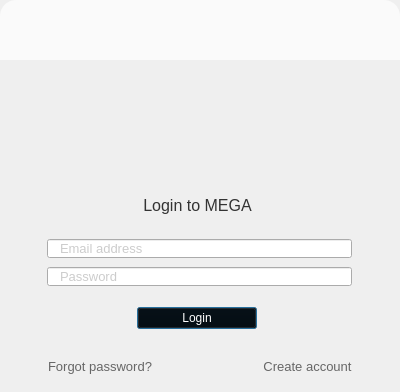
First picture: the form in src/MEGASync/gui/macx/GuestWidget.ui, repository meganz/MEGAsync, before the edit.
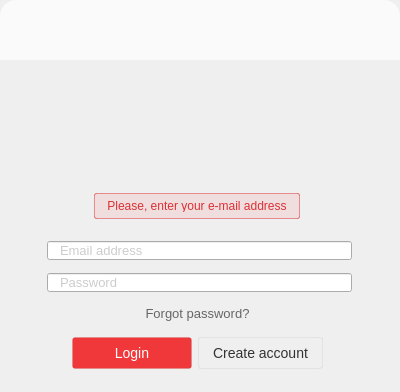
Second picture: the form after the edit. The open tabs and pages were chosen to show the change. Icons and pictures are not drawn.

Commit message: [UX] Add fadein fadeout animations to login and login2FA errors.

```diff
--- a/src/MEGASync/gui/macx/GuestWidget.ui
+++ b/src/MEGASync/gui/macx/GuestWidget.ui
@@ -46,7 +46,7 @@
 	border: none;
 }
 
-#lError, #lLoginError
+#lLogin2FAError, #lLoginErrors
 {
     border: 1px solid rgba(218,49,53,0.5);
     border-radius: 2px;
@@ -57,7 +57,7 @@
     color:  #DA3135;
 }
 
-#bCreateAccount, #bForgotPassword
+#bForgotPassword
 {
 	border: none;
 	color: #666666;
@@ -435,7 +435,7 @@
                  <number>0</number>
                 </property>
                 <item>
-                 <widget class="QWidget" name="wLoginErrors" native="true">
+                 <widget class="QStackedWidget" name="sLoginTitle">
                   <property name="minimumSize">
                    <size>
                     <width>0</width>
@@ -445,76 +445,90 @@
                   <property name="maximumSize">
                    <size>
                     <width>16777215</width>
-                    <height>73</height>
+                    <height>71</height>
                    </size>
                   </property>
-                  <layout class="QGridLayout" name="gridLayout">
-                   <item row="1" column="2">
-                    <spacer name="horizontalSpacer_23">
-                     <property name="orientation">
-                      <enum>Qt::Horizontal</enum>
-                     </property>
-                     <property name="sizeHint" stdset="0">
-                      <size>
-                       <width>40</width>
-                       <height>20</height>
-                      </size>
-                     </property>
-                    </spacer>
-                   </item>
-                   <item row="1" column="1">
-                    <widget class="QLabel" name="lLogin">
-                     <property name="minimumSize">
-                      <size>
-                       <width>0</width>
-                       <height>0</height>
-                      </size>
-                     </property>
-                     <property name="focusPolicy">
-                      <enum>Qt::NoFocus</enum>
-                     </property>
-                     <property name="styleSheet">
-                      <string notr="true">image: none;</string>
-                     </property>
-                     <property name="text">
-                      <string>Login to MEGA</string>
-                     </property>
-                     <property name="alignment">
-                      <set>Qt::AlignCenter</set>
-                     </property>
-                    </widget>
-                   </item>
-                   <item row="1" column="0">
-                    <spacer name="horizontalSpacer_22">
-                     <property name="orientation">
-                      <enum>Qt::Horizontal</enum>
-                     </property>
-                     <property name="sizeHint" stdset="0">
-                      <size>
-                       <width>40</width>
-                       <height>20</height>
-                      </size>
-                     </property>
-                    </spacer>
-                   </item>
-                   <item row="0" column="1">
-                    <spacer name="verticalSpacer_8">
-                     <property name="orientation">
-                      <enum>Qt::Vertical</enum>
-                     </property>
-                     <property name="sizeHint" stdset="0">
-                      <size>
-                       <width>20</width>
-                       <height>40</height>
-                      </size>
-                     </property>
-                    </spacer>
-                   </item>
-                  </layout>
+                  <property name="currentIndex">
+                   <number>1</number>
+                  </property>
+                  <widget class="QWidget" name="pLoginTitle">
+                   <property name="minimumSize">
+                    <size>
+                     <width>0</width>
+                     <height>0</height>
+                    </size>
+                   </property>
+                   <property name="styleSheet">
+                    <string notr="true">background: transparent;
+image: none;</string>
+                   </property>
+                   <layout class="QVBoxLayout" name="verticalLayout_17">
+                    <item alignment="Qt::AlignBottom">
+                     <widget class="QLabel" name="lLogin">
+                      <property name="minimumSize">
+                       <size>
+                        <width>0</width>
+                        <height>0</height>
+                       </size>
+                      </property>
+                      <property name="maximumSize">
+                       <size>
+                        <width>16777215</width>
+                        <height>16777215</height>
+                       </size>
+                      </property>
+                      <property name="focusPolicy">
+                       <enum>Qt::NoFocus</enum>
+                      </property>
+                      <property name="styleSheet">
+                       <string notr="true">image: none;</string>
+                      </property>
+                      <property name="text">
+                       <string>Login to MEGA</string>
+                      </property>
+                      <property name="alignment">
+                       <set>Qt::AlignCenter</set>
+                      </property>
+                     </widget>
+                    </item>
+                   </layout>
+                  </widget>
+                  <widget class="QWidget" name="pLoginErrors">
+                   <property name="styleSheet">
+                    <string notr="true">background: transparent;</string>
+                   </property>
+                   <layout class="QVBoxLayout" name="verticalLayout_18">
+                    <item alignment="Qt::AlignHCenter|Qt::AlignBottom">
+                     <widget class="QLabel" name="lLoginErrors">
+                      <property name="maximumSize">
+                       <size>
+                        <width>16777215</width>
+                        <height>26</height>
+                       </size>
+                      </property>
+                      <property name="styleSheet">
+                       <string notr="true">background-color: rgba(240,55,58,0.1);</string>
+                      </property>
+                      <property name="text">
+                       <string>Please, enter your e-mail address</string>
+                      </property>
+                      <property name="alignment">
+                       <set>Qt::AlignCenter</set>
+                      </property>
+                     </widget>
+                    </item>
+                   </layout>
+                  </widget>
                  </widget>
                 </item>
                 <item>
                  <widget class="QWidget" name="widget" native="true">
+                  <property name="minimumSize">
+                   <size>
+                    <width>0</width>
+                    <height>65</height>
+                   </size>
+                  </property>
                   <layout class="QVBoxLayout" name="verticalLayout_9">
                    <property name="leftMargin">
                     <number>12</number>
@@ -587,6 +601,22 @@
                   </layout>
                  </widget>
                 </item>
+                <item>
+                 <widget class="QPushButton" name="bForgotPassword">
+                  <property name="focusPolicy">
+                   <enum>Qt::StrongFocus</enum>
+                  </property>
+                  <property name="styleSheet">
+                   <string notr="true">background: transparent;
+image: none;
+
+</string>
+                  </property>
+                  <property name="text">
+                   <string>Forgot password?</string>
+                  </property>
+                 </widget>
+                </item>
                 <item>
                  <widget class="QWidget" name="wLoginButton" native="true">
                   <property name="styleSheet">
@@ -619,7 +649,7 @@
                      </property>
                     </spacer>
                    </item>
-                   <item>
+                   <item alignment="Qt::AlignVCenter">
                     <widget class="QPushButton" name="bLogin">
                      <property name="minimumSize">
                       <size>
@@ -631,7 +661,16 @@
                       <enum>Qt::StrongFocus</enum>
                      </property>
                      <property name="styleSheet">
-                      <string notr="true"/>
+                      <string notr="true">#bLogin
+{
+background-color: rgba(240, 55, 58, 1);
+ border-radius: 3px;
+ border: 1px solid rgba(0, 0, 0, 5%);
+ padding: 7px 14px 7px 14px;
+ font-family: &quot;Lato&quot;;
+ font-size: 14px;
+ color: #ffffff;
+}</string>
                      </property>
                      <property name="text">
                       <string>Login</string>
@@ -644,6 +683,31 @@
                      </property>
                     </widget>
                    </item>
+                   <item alignment="Qt::AlignVCenter">
+                    <widget class="QPushButton" name="bCreateAccount">
+                     <property name="focusPolicy">
+                      <enum>Qt::StrongFocus</enum>
+                     </property>
+                     <property name="styleSheet">
+                      <string notr="true">#bCreateAccount
+{
+ background-color: qlineargradient(x1: 0, y1: 0, x2: 0, y2: 1,
+                                      stop: 0 #ffffff, stop: 1 #fcfcfc);
+ border-radius: 3px;
+ border: 1px solid rgba(0, 0, 0, 5%);
+ padding: 7px 14px 7px 14px;
+ font-family: &quot;Lato&quot;;
+ font-size: 14px;
+ color: #333333;
+
+}
+</string>
+                     </property>
+                     <property name="text">
+                      <string>Create account</string>
+                     </property>
+                    </widget>
+                   </item>
                    <item>
                     <spacer name="horizontalSpacer_5">
                      <property name="orientation">
@@ -666,92 +730,6 @@
             </layout>
            </widget>
           </item>
-          <item>
-           <widget class="QWidget" name="wButtons" native="true">
-            <property name="minimumSize">
-             <size>
-              <width>0</width>
-              <height>0</height>
-             </size>
-            </property>
-            <property name="maximumSize">
-             <size>
-              <width>16777215</width>
-              <height>16777215</height>
-             </size>
-            </property>
-            <property name="styleSheet">
-             <string notr="true">#wButtons
-{
-background: transparent;
-image: none;
-border-bottom-left-radius: 2px;
-border-bottom-right-radius: 2px;
-}</string>
-            </property>
-            <layout class="QHBoxLayout" name="horizontalLayout">
-             <property name="spacing">
-              <number>10</number>
-             </property>
-             <property name="leftMargin">
-              <number>48</number>
-             </property>
-             <property name="topMargin">
-              <number>0</number>
-             </property>
-             <property name="rightMargin">
-              <number>48</number>
-             </property>
-             <property name="bottomMargin">
-              <number>15</number>
-             </property>
-             <item>
-              <widget class="QPushButton" name="bForgotPassword">
-               <property name="focusPolicy">
-                <enum>Qt::StrongFocus</enum>
-               </property>
-               <property name="styleSheet">
-                <string notr="true">background: transparent;
-image: none;
-
-</string>
-               </property>
-               <property name="text">
-                <string>Forgot password?</string>
-               </property>
-              </widget>
-             </item>
-             <item>
-              <spacer name="horizontalSpacer">
-               <property name="orientation">
-                <enum>Qt::Horizontal</enum>
-               </property>
-               <property name="sizeHint" stdset="0">
-                <size>
-                 <width>23</width>
-                 <height>20</height>
-                </size>
-               </property>
-              </spacer>
-             </item>
-             <item>
-              <widget class="QPushButton" name="bCreateAccount">
-               <property name="focusPolicy">
-                <enum>Qt::StrongFocus</enum>
-               </property>
-               <property name="styleSheet">
-                <string notr="true">background: transparent;
-image: none;
-</string>
-               </property>
-               <property name="text">
-                <string>Create account</string>
-               </property>
-              </widget>
-             </item>
-            </layout>
-           </widget>
-          </item>
          </layout>
         </widget>
        </item>
```
Left out of the diff: 32 changed lines with no effect on the pictures. The commit also changes 4 other files.
